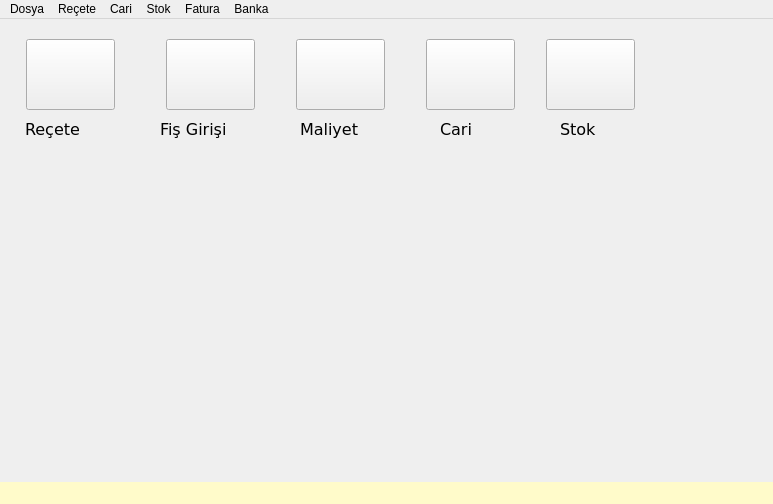
nerdogan/nenra, file mainwindow.ui: the form before one commit.
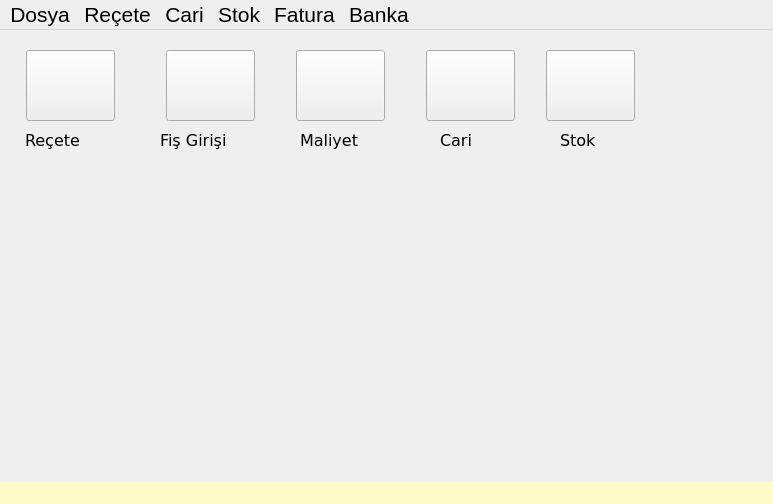
The form after the commit. Icons and pictures are not drawn.

```diff
--- a/mainwindow.ui
+++ b/mainwindow.ui
@@ -325,9 +325,14 @@
      <x>0</x>
      <y>0</y>
      <width>773</width>
-     <height>22</height>
+     <height>24</height>
     </rect>
    </property>
+   <property name="font">
+    <font>
+     <pointsize>16</pointsize>
+    </font>
+   </property>
    <widget class="QMenu" name="menuDosya">
     <property name="title">
      <string>Dosya</string>
```
